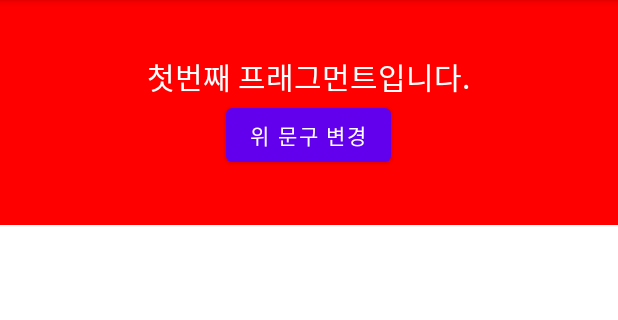
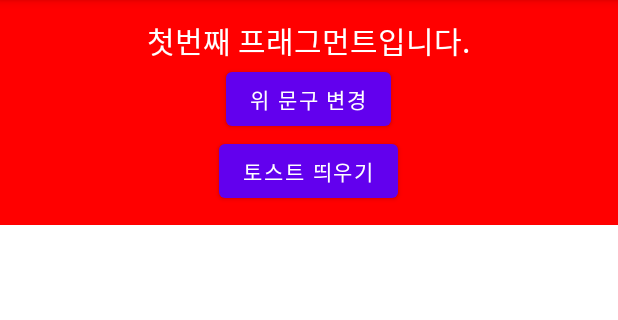
Before and after one commit to Sohee0428/FragmentPractice_sohee, an Android app: the screen it shows after launch (MainActivity), on a phone screen of 412 x 824 dp, the part 84-404 px from its top. Run offline under Robolectric (Android 15) with nearby library versions, the phone set to English and light mode, and no system bars.

Commit message:
토스트 띄위기 예시  - context!! 변수 활용

```diff
--- a/app/src/main/java/com/example/fragmentpractice_sohee/Fragments/FirstFragment.kt
+++ b/app/src/main/java/com/example/fragmentpractice_sohee/Fragments/FirstFragment.kt
@@ -4,6 +4,7 @@ import android.os.Bundle
 import android.view.LayoutInflater
 import android.view.View
 import android.view.ViewGroup
+import android.widget.Toast
 import androidx.fragment.app.Fragment
 import com.example.fragmentpractice_sohee.R
 import kotlinx.android.synthetic.main.fragment_first.*
@@ -28,6 +29,11 @@ class FirstFragment : Fragment() {
 
         }
 
+        toastBtn.setOnClickListener {
+
+            Toast.makeText(context!!, "프래그먼트의 토스트", Toast.LENGTH_SHORT).show()
+        }
+
     }
 
 
--- a/app/src/main/res/layout/fragment_first.xml
+++ b/app/src/main/res/layout/fragment_first.xml
@@ -20,6 +20,12 @@
         android:layout_height="wrap_content"
         android:text="위 문구 변경"/>
 
+    <Button
+        android:id="@+id/toastBtn"
+        android:layout_width="wrap_content"
+        android:layout_height="wrap_content"
+        android:text="토스트 띄우기"/>
+
 
 
 </LinearLayout>
```
